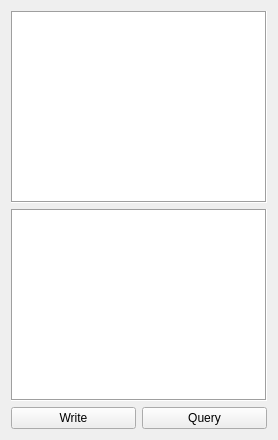
kmnhan/1KARPES_DAQ, file src/tempcontroller/command.ui: the form before one commit.
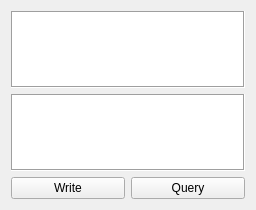
The form after the commit.

Patch:
```diff
--- a/src/tempcontroller/command.ui
+++ b/src/tempcontroller/command.ui
@@ -2,6 +2,19 @@
 <ui version="4.0">
  <class>Form</class>
  <widget class="QWidget" name="Form">
+  <property name="geometry">
+   <rect>
+    <x>0</x>
+    <y>0</y>
+    <width>256</width>
+    <height>210</height>
+   </rect>
+  </property>
+  <property name="font">
+   <font>
+    <family>Arial</family>
+   </font>
+  </property>
   <property name="windowTitle">
    <string>Form</string>
   </property>
```
